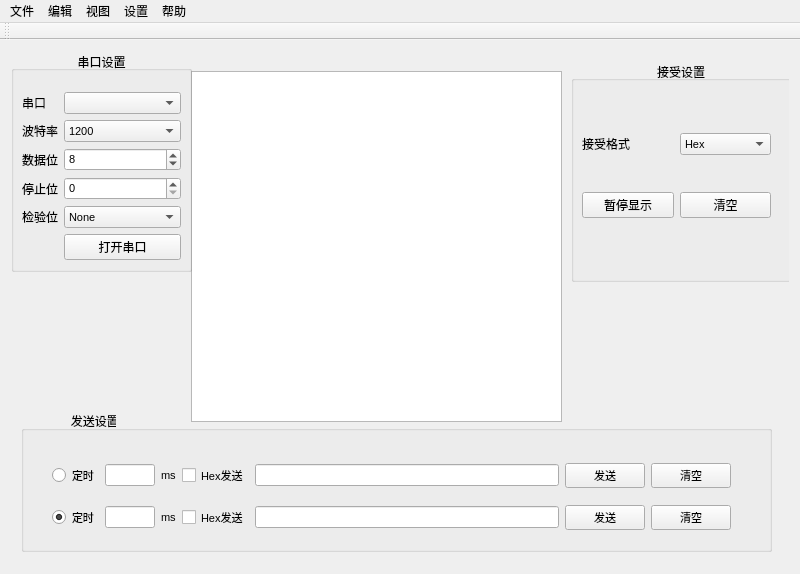
Qt form SerialHelper/mainwindow.ui (JonahKing/SerialHelper-QT) before a commit.
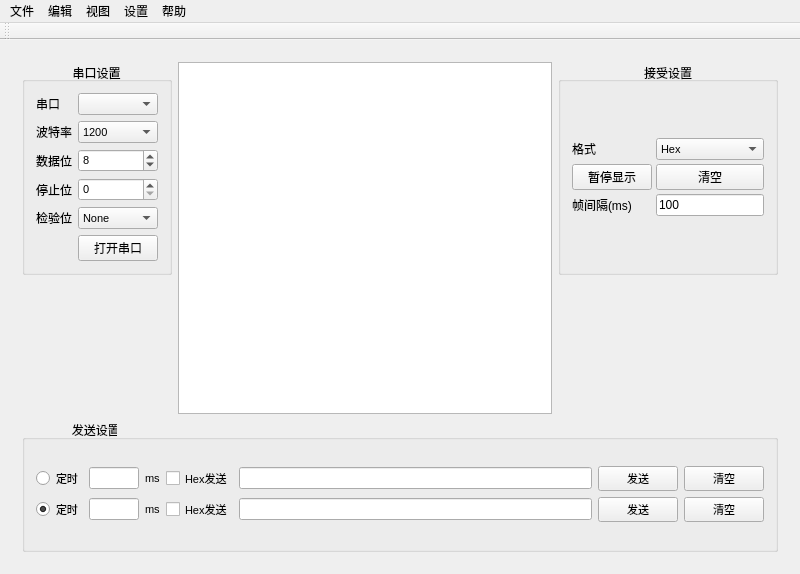
The same form after that commit. Icons and pictures are not drawn.

Commit message: 可以通过发送按钮进行数据发送

```diff
--- a/SerialHelper/mainwindow.ui
+++ b/SerialHelper/mainwindow.ui
@@ -26,7 +26,10 @@
      <verstretch>0</verstretch>
     </sizepolicy>
    </property>
-   <layout class="QVBoxLayout" name="verticalLayout">
+   <layout class="QVBoxLayout" name="verticalLayout" stretch="0">
+    <property name="sizeConstraint">
+     <enum>QLayout::SetDefaultConstraint</enum>
+    </property>
     <item>
      <widget class="QWidget" name="widget" native="true">
       <property name="sizePolicy">
@@ -38,262 +41,18 @@
       <property name="focusPolicy">
        <enum>Qt::StrongFocus</enum>
       </property>
-      <widget class="QTextBrowser" name="ReceiveDataBrowser">
-       <property name="geometry">
-        <rect>
-         <x>180</x>
-         <y>20</y>
-         <width>371</width>
-         <height>351</height>
-        </rect>
-       </property>
-       <property name="font">
-        <font>
-         <pointsize>8</pointsize>
-        </font>
-       </property>
-       <property name="html">
-        <string>&lt;!DOCTYPE HTML PUBLIC &quot;-//W3C//DTD HTML 4.0//EN&quot; &quot;http://www.w3.org/TR/REC-html40/strict.dtd&quot;&gt;
-&lt;html&gt;&lt;head&gt;&lt;meta name=&quot;qrichtext&quot; content=&quot;1&quot; /&gt;&lt;style type=&quot;text/css&quot;&gt;
-p, li { white-space: pre-wrap; }
-&lt;/style&gt;&lt;/head&gt;&lt;body style=&quot; font-family:'Ubuntu'; font-size:8pt; font-weight:400; font-style:normal;&quot;&gt;
-&lt;p style=&quot;-qt-paragraph-type:empty; margin-top:0px; margin-bottom:0px; margin-left:0px; margin-right:0px; -qt-block-indent:0; text-indent:0px; font-family:'Sans Serif'; font-size:9pt;&quot;&gt;&lt;br /&gt;&lt;/p&gt;&lt;/body&gt;&lt;/html&gt;</string>
-       </property>
-      </widget>
-      <widget class="QGroupBox" name="SendSettingGroup">
-       <property name="geometry">
-        <rect>
-         <x>10</x>
-         <y>360</y>
-         <width>751</width>
-         <height>141</height>
-        </rect>
-       </property>
-       <property name="sizePolicy">
-        <sizepolicy hsizetype="Minimum" vsizetype="Preferred">
-         <horstretch>0</horstretch>
-         <verstretch>0</verstretch>
-        </sizepolicy>
-       </property>
-       <property name="title">
-        <string>               发送设置</string>
-       </property>
-       <widget class="QWidget" name="gridLayoutWidget_2">
-        <property name="geometry">
-         <rect>
-          <x>20</x>
-          <y>30</y>
-          <width>701</width>
-          <height>111</height>
-         </rect>
-        </property>
-        <layout class="QGridLayout" name="gridLayout">
+      <layout class="QGridLayout" name="gridLayout_4" rowstretch="0,0,0" columnstretch="0,2,0" columnminimumwidth="0,0,0">
          <item row="0" column="0">
-          <widget class="QRadioButton" name="radioButtonsendformat1">
-           <property name="font">
-            <font>
-             <pointsize>8</pointsize>
-            </font>
-           </property>
-           <property name="text">
-            <string>定时</string>
-           </property>
-           <property name="checked">
-            <bool>false</bool>
-           </property>
-          </widget>
-         </item>
-         <item row="0" column="3">
-          <widget class="QCheckBox" name="SendDataFormat1">
-           <property name="font">
-            <font>
-             <pointsize>8</pointsize>
-            </font>
-           </property>
-           <property name="text">
-            <string>Hex发送</string>
-           </property>
-          </widget>
-         </item>
-         <item row="0" column="6">
-          <widget class="QPushButton" name="SendDataButton2">
-           <property name="font">
-            <font>
-             <pointsize>8</pointsize>
-            </font>
-           </property>
-           <property name="text">
-            <string>发送</string>
-           </property>
-          </widget>
-         </item>
-         <item row="0" column="5">
-          <widget class="QLineEdit" name="SendDataEditLIne1">
-           <property name="minimumSize">
-            <size>
-             <width>130</width>
-             <height>0</height>
-            </size>
-           </property>
-           <property name="cursorMoveStyle">
-            <enum>Qt::LogicalMoveStyle</enum>
-           </property>
-          </widget>
-         </item>
-         <item row="0" column="7">
-          <widget class="QPushButton" name="SendDataCleanButton1">
-           <property name="font">
-            <font>
-             <pointsize>8</pointsize>
-            </font>
-           </property>
-           <property name="text">
-            <string>清空</string>
-           </property>
-          </widget>
-         </item>
-         <item row="0" column="2">
-          <widget class="QLabel" name="SendDataDurationUnit1">
-           <property name="font">
-            <font>
-             <pointsize>8</pointsize>
-            </font>
-           </property>
-           <property name="text">
-            <string>ms</string>
-           </property>
-          </widget>
-         </item>
-         <item row="0" column="1">
-          <widget class="QLineEdit" name="SendDurationEditLine1">
-           <property name="enabled">
-            <bool>true</bool>
-           </property>
-           <property name="maximumSize">
-            <size>
-             <width>50</width>
-             <height>16777215</height>
-            </size>
-           </property>
-           <property name="font">
-            <font>
-             <pointsize>8</pointsize>
-            </font>
-           </property>
-          </widget>
-         </item>
-         <item row="1" column="6">
-          <widget class="QPushButton" name="SendDataButton1">
-           <property name="font">
-            <font>
-             <pointsize>8</pointsize>
-            </font>
-           </property>
-           <property name="text">
-            <string>发送</string>
-           </property>
-          </widget>
-         </item>
-         <item row="1" column="7">
-          <widget class="QPushButton" name="SendDataCleanButton2">
-           <property name="font">
-            <font>
-             <pointsize>8</pointsize>
-            </font>
-           </property>
-           <property name="text">
-            <string>清空</string>
-           </property>
-          </widget>
-         </item>
-         <item row="1" column="5">
-          <widget class="QLineEdit" name="SendDataEditLIne2"/>
-         </item>
-         <item row="1" column="0">
-          <widget class="QRadioButton" name="radioButtonsendformat2">
-           <property name="font">
-            <font>
-             <pointsize>8</pointsize>
-            </font>
-           </property>
-           <property name="text">
-            <string>定时</string>
-           </property>
-           <property name="checked">
-            <bool>true</bool>
-           </property>
-          </widget>
-         </item>
-         <item row="1" column="2">
-          <widget class="QLabel" name="SendDataDurationUnit2">
-           <property name="font">
-            <font>
-             <pointsize>8</pointsize>
-            </font>
-           </property>
-           <property name="text">
-            <string>ms</string>
-           </property>
-          </widget>
-         </item>
-         <item row="1" column="1">
-          <widget class="QLineEdit" name="SendDurationEditLine2">
-           <property name="enabled">
-            <bool>true</bool>
-           </property>
-           <property name="maximumSize">
-            <size>
-             <width>50</width>
-             <height>16777215</height>
-            </size>
-           </property>
-           <property name="font">
-            <font>
-             <pointsize>8</pointsize>
-            </font>
-           </property>
-          </widget>
-         </item>
-         <item row="1" column="3">
-          <widget class="QCheckBox" name="SendDataFormat2">
-           <property name="font">
-            <font>
-             <pointsize>8</pointsize>
-            </font>
-           </property>
-           <property name="text">
-            <string>Hex发送</string>
-           </property>
-          </widget>
-         </item>
-        </layout>
-       </widget>
-      </widget>
       <widget class="QGroupBox" name="SerialSettingGroup">
-       <property name="geometry">
-        <rect>
-         <x>0</x>
-         <y>0</y>
-         <width>181</width>
-         <height>221</height>
-        </rect>
-       </property>
        <property name="title">
         <string>串口设置</string>
        </property>
        <property name="alignment">
         <set>Qt::AlignCenter</set>
        </property>
-       <widget class="QWidget" name="gridLayoutWidget">
-        <property name="geometry">
-         <rect>
-          <x>0</x>
-          <y>30</y>
-          <width>181</width>
-          <height>191</height>
-         </rect>
-        </property>
-        <layout class="QGridLayout" name="SerialSetting">
+         <layout class="QGridLayout" name="gridLayout_5">
+          <item row="0" column="0">
+           <layout class="QGridLayout" name="SerialSetting" columnstretch="0,0">
          <item row="4" column="0">
           <widget class="QLabel" name="CheckBitLable">
            <property name="text">
@@ -489,37 +248,28 @@
           </widget>
          </item>
         </layout>
-       </widget>
-      </widget>
+          </item>
+         </layout>
+        </widget>
+       </item>
+       <item row="0" column="2">
       <widget class="QGroupBox" name="ReceiveSettingGroup_2">
-       <property name="geometry">
-        <rect>
-         <x>560</x>
-         <y>10</y>
-         <width>221</width>
-         <height>221</height>
-        </rect>
-       </property>
        <property name="title">
         <string>接受设置</string>
        </property>
        <property name="alignment">
         <set>Qt::AlignCenter</set>
        </property>
-       <widget class="QWidget" name="gridLayoutWidget_3">
-        <property name="geometry">
-         <rect>
-          <x>0</x>
-          <y>30</y>
-          <width>211</width>
-          <height>171</height>
-         </rect>
-        </property>
-        <layout class="QGridLayout" name="SerialSetting_2">
+         <layout class="QGridLayout" name="gridLayout_2">
+          <item row="0" column="0">
+           <layout class="QGridLayout" name="ReceiveSetting">
+            <property name="spacing">
+             <number>4</number>
+            </property>
          <item row="0" column="0">
           <widget class="QLabel" name="ReceiveFormatLable">
            <property name="text">
-            <string>接受格式</string>
+               <string>格式</string>
            </property>
           </widget>
          </item>
@@ -542,13 +292,6 @@
            </item>
           </widget>
          </item>
-         <item row="1" column="1">
-          <widget class="QPushButton" name="ReceiveDataClearButton">
-           <property name="text">
-            <string>清空</string>
-           </property>
-          </widget>
-         </item>
          <item row="1" column="0">
           <widget class="QPushButton" name="REceiveStopButton">
            <property name="text">
@@ -556,9 +299,249 @@
            </property>
           </widget>
          </item>
-        </layout>
-       </widget>
-      </widget>
+            <item row="1" column="1">
+             <widget class="QPushButton" name="ReceiveDataClearButton">
+              <property name="text">
+               <string>清空</string>
+              </property>
+             </widget>
+            </item>
+            <item row="2" column="0">
+             <widget class="QLabel" name="FrameDurationLable">
+              <property name="text">
+               <string>帧间隔(ms)</string>
+              </property>
+             </widget>
+            </item>
+            <item row="2" column="1">
+             <widget class="QLineEdit" name="FrameDuration">
+              <property name="layoutDirection">
+               <enum>Qt::RightToLeft</enum>
+              </property>
+              <property name="text">
+               <string>100</string>
+              </property>
+             </widget>
+            </item>
+           </layout>
+          </item>
+         </layout>
+        </widget>
+       </item>
+       <item row="0" column="1" rowspan="2">
+        <widget class="QTextBrowser" name="ReceiveDataBrowser">
+         <property name="font">
+          <font>
+           <pointsize>8</pointsize>
+          </font>
+         </property>
+         <property name="html">
+          <string>&lt;!DOCTYPE HTML PUBLIC &quot;-//W3C//DTD HTML 4.0//EN&quot; &quot;http://www.w3.org/TR/REC-html40/strict.dtd&quot;&gt;
+&lt;html&gt;&lt;head&gt;&lt;meta name=&quot;qrichtext&quot; content=&quot;1&quot; /&gt;&lt;style type=&quot;text/css&quot;&gt;
+p, li { white-space: pre-wrap; }
+&lt;/style&gt;&lt;/head&gt;&lt;body style=&quot; font-family:'Ubuntu'; font-size:8pt; font-weight:400; font-style:normal;&quot;&gt;
+&lt;p style=&quot;-qt-paragraph-type:empty; margin-top:0px; margin-bottom:0px; margin-left:0px; margin-right:0px; -qt-block-indent:0; text-indent:0px; font-family:'Sans Serif'; font-size:9pt;&quot;&gt;&lt;br /&gt;&lt;/p&gt;&lt;/body&gt;&lt;/html&gt;</string>
+         </property>
+        </widget>
+       </item>
+       <item row="2" column="0" colspan="3">
+        <widget class="QGroupBox" name="SendSettingGroup">
+         <property name="sizePolicy">
+          <sizepolicy hsizetype="Minimum" vsizetype="Preferred">
+           <horstretch>0</horstretch>
+           <verstretch>0</verstretch>
+          </sizepolicy>
+         </property>
+         <property name="title">
+          <string>               发送设置</string>
+         </property>
+         <layout class="QGridLayout" name="gridLayout_3">
+          <item row="0" column="0">
+           <layout class="QGridLayout" name="gridLayout" columnstretch="0,0,0,0,0,0,0,0">
+            <item row="0" column="0">
+             <widget class="QRadioButton" name="radioButtonsendformat1">
+              <property name="font">
+               <font>
+                <pointsize>8</pointsize>
+               </font>
+              </property>
+              <property name="text">
+               <string>定时</string>
+              </property>
+              <property name="checked">
+               <bool>false</bool>
+              </property>
+             </widget>
+            </item>
+            <item row="0" column="3">
+             <widget class="QCheckBox" name="SendDataFormat1">
+              <property name="font">
+               <font>
+                <pointsize>8</pointsize>
+               </font>
+              </property>
+              <property name="text">
+               <string>Hex发送</string>
+              </property>
+             </widget>
+            </item>
+            <item row="0" column="5">
+             <widget class="QLineEdit" name="SendDataEditLIne1">
+              <property name="minimumSize">
+               <size>
+                <width>130</width>
+                <height>0</height>
+               </size>
+              </property>
+              <property name="cursorMoveStyle">
+               <enum>Qt::LogicalMoveStyle</enum>
+              </property>
+             </widget>
+            </item>
+            <item row="0" column="7">
+             <widget class="QPushButton" name="SendDataCleanButton1">
+              <property name="font">
+               <font>
+                <pointsize>8</pointsize>
+               </font>
+              </property>
+              <property name="text">
+               <string>清空</string>
+              </property>
+             </widget>
+            </item>
+            <item row="0" column="2">
+             <widget class="QLabel" name="SendDataDurationUnit1">
+              <property name="font">
+               <font>
+                <pointsize>8</pointsize>
+               </font>
+              </property>
+              <property name="text">
+               <string>ms</string>
+              </property>
+             </widget>
+            </item>
+            <item row="0" column="1">
+             <widget class="QLineEdit" name="SendDurationEditLine1">
+              <property name="enabled">
+               <bool>true</bool>
+              </property>
+              <property name="maximumSize">
+               <size>
+                <width>50</width>
+                <height>16777215</height>
+               </size>
+              </property>
+              <property name="font">
+               <font>
+                <pointsize>8</pointsize>
+               </font>
+              </property>
+             </widget>
+            </item>
+            <item row="1" column="7">
+             <widget class="QPushButton" name="SendDataCleanButton2">
+              <property name="font">
+               <font>
+                <pointsize>8</pointsize>
+               </font>
+              </property>
+              <property name="text">
+               <string>清空</string>
+              </property>
+             </widget>
+            </item>
+            <item row="1" column="5">
+             <widget class="QLineEdit" name="SendDataEditLIne2"/>
+            </item>
+            <item row="1" column="0">
+             <widget class="QRadioButton" name="radioButtonsendformat2">
+              <property name="font">
+               <font>
+                <pointsize>8</pointsize>
+               </font>
+              </property>
+              <property name="text">
+               <string>定时</string>
+              </property>
+              <property name="checked">
+               <bool>true</bool>
+              </property>
+             </widget>
+            </item>
+            <item row="1" column="2">
+             <widget class="QLabel" name="SendDataDurationUnit2">
+              <property name="font">
+               <font>
+                <pointsize>8</pointsize>
+               </font>
+              </property>
+              <property name="text">
+               <string>ms</string>
+              </property>
+             </widget>
+            </item>
+            <item row="1" column="1">
+             <widget class="QLineEdit" name="SendDurationEditLine2">
+              <property name="enabled">
+               <bool>true</bool>
+              </property>
+              <property name="maximumSize">
+               <size>
+                <width>50</width>
+                <height>16777215</height>
+               </size>
+              </property>
+              <property name="font">
+               <font>
+                <pointsize>8</pointsize>
+               </font>
+              </property>
+             </widget>
+            </item>
+            <item row="1" column="3">
+             <widget class="QCheckBox" name="SendDataFormat2">
+              <property name="font">
+               <font>
+                <pointsize>8</pointsize>
+               </font>
+              </property>
+              <property name="text">
+               <string>Hex发送</string>
+              </property>
+             </widget>
+            </item>
+            <item row="0" column="6">
+             <widget class="QPushButton" name="SendDataButton1">
+              <property name="font">
+               <font>
+                <pointsize>8</pointsize>
+               </font>
+              </property>
+              <property name="text">
+               <string>发送</string>
+              </property>
+             </widget>
+            </item>
+            <item row="1" column="6">
+             <widget class="QPushButton" name="SendDataButton2">
+              <property name="font">
+               <font>
+                <pointsize>8</pointsize>
+               </font>
+              </property>
+              <property name="text">
+               <string>发送</string>
+              </property>
+             </widget>
+            </item>
+           </layout>
+          </item>
+         </layout>
+        </widget>
+       </item>
+      </layout>
      </widget>
     </item>
    </layout>
```
Lines whose indentation alone changed are shown as unchanged. The commit also changes 5 other files.
